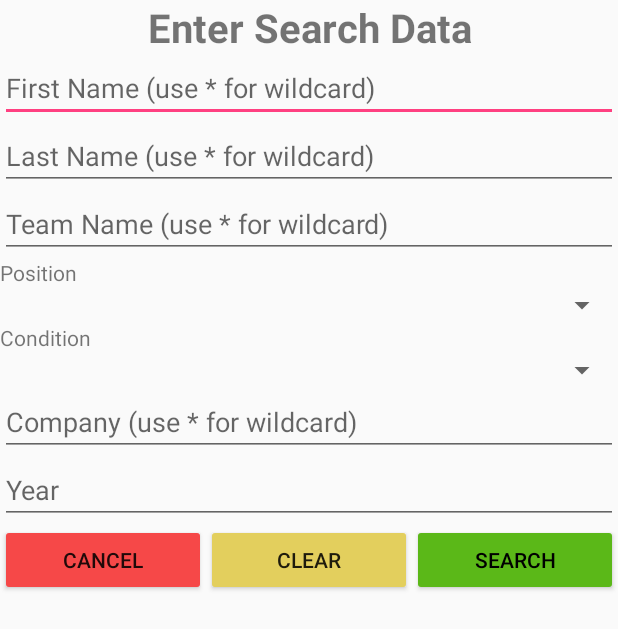
After one commit to mvlese/CardInventoryManager, an Android app: the layout search_dialog_layout.xml on its own in the app's theme, with its tools: preview values and no code run, on a phone screen of 412 x 824 dp. The commit adds this screen. Shown: the top 629 px of the screen. Run offline under Robolectric (Android 15) with nearby library versions, the phone set to English and light mode, and no system bars.

Commit message:
Added search dialog layout.

```diff
--- /dev/null
+++ b/src/main/res/layout/search_dialog_layout.xml
@@ -0,0 +1,96 @@
+<?xml version="1.0" encoding="utf-8"?>
+<RelativeLayout xmlns:android="http://schemas.android.com/apk/res/android"
+                android:layout_width="match_parent"
+                android:layout_height="match_parent">
+
+    <LinearLayout
+        android:layout_width="match_parent"
+        android:layout_height="match_parent"
+        android:orientation="vertical">
+        <TextView
+            android:layout_width="match_parent"
+            android:layout_height="wrap_content"
+            android:text="@string/search_header"
+            android:gravity="center"
+            android:textSize="12pt"
+            android:textStyle="bold"/>
+        <EditText
+            android:layout_width="fill_parent"
+            android:layout_height="wrap_content"
+            android:hint="@string/search_first_name_hint"
+            android:id="@+id/first_name_edit"/>
+        <EditText
+            android:layout_width="fill_parent"
+            android:layout_height="wrap_content"
+            android:hint="@string/search_last_name_hint"
+            android:id="@+id/last_name_edit"/>
+        <EditText
+            android:layout_width="fill_parent"
+            android:layout_height="wrap_content"
+            android:hint="@string/search_team_name_hint"
+            android:id="@+id/team_edit"/>
+        <TextView
+            android:layout_width="match_parent"
+            android:layout_height="wrap_content"
+            android:text="@string/position_hint"/>
+        <Spinner
+            android:layout_width="fill_parent"
+            android:layout_height="wrap_content"
+            android:hint="@string/position_hint"
+            android:id="@+id/position_spinner" />
+        <TextView
+            android:layout_width="match_parent"
+            android:layout_height="wrap_content"
+            android:text="@string/condition_hint"/>
+        <Spinner
+            android:layout_width="fill_parent"
+            android:layout_height="wrap_content"
+            android:hint="@string/condition_hint"
+            android:id="@+id/condition_spinner" />
+<!--        <EditText
+            android:layout_width="fill_parent"
+            android:layout_height="wrap_content"
+            android:hint="@string/value_hint"
+            android:inputType="numberDecimal"
+            android:id="@+id/value_edit"/> -->
+        <EditText
+            android:layout_width="fill_parent"
+            android:layout_height="wrap_content"
+            android:hint="@string/search_company_hint"
+            android:id="@+id/company_edit"/>
+        <EditText
+            android:layout_width="fill_parent"
+            android:layout_height="wrap_content"
+            android:hint="@string/year_hint"
+            android:inputType="number"
+            android:id="@+id/year_edit"/>
+        <LinearLayout
+            android:layout_width="match_parent"
+            android:layout_height="wrap_content"
+            android:orientation="horizontal"
+            android:gravity="center_horizontal">
+            <Button
+                android:layout_width="wrap_content"
+                android:layout_height="wrap_content"
+                android:layout_weight="1"
+                android:id="@+id/capture_cancel_button"
+                android:text="@string/cancel_button"
+                android:backgroundTint="#f64848"/>
+            <Button
+                android:layout_width="wrap_content"
+                android:layout_height="wrap_content"
+                android:layout_weight="1"
+                android:id="@+id/clear_button"
+                android:text="@string/clear"
+                android:backgroundTint="#e3cf5d"/>
+            <Button
+                android:layout_width="wrap_content"
+                android:layout_height="wrap_content"
+                android:layout_weight="1"
+                android:id="@+id/search_button"
+                android:text="@string/search_button"
+                android:textColor="@android:color/black"
+                android:backgroundTint="#5bb818"/>
+        </LinearLayout>
+    </LinearLayout>
+</RelativeLayout>
--- a/src/main/res/values/strings.xml
+++ b/src/main/res/values/strings.xml
@@ -18,11 +18,13 @@
     <string name="value_hint">Value</string>
     <string name="year_hint">Year</string>
     <string name="notes_hint">Notes</string>
-    <string name="capture_image_header">Enter the Card Data Below</string>
+    <string name="capture_image_header">Enter the Card Data</string>
+    <string name="search_header">Enter Search Data</string>
     <string name="cancel_button">Cancel</string>
     <string name="ok_button">OK</string>
     <string name="enter_notes_button">Notes...</string>
     <string name="save_button">Save</string>
+    <string name="search_button">Search</string>
     <string name="add_notes_title">Add Card Notes</string>
     <string name="add_notes_hints">Notes</string>
     <string name="extra_unique_id">net.leseonline.extra_unique_id</string>
@@ -48,4 +50,11 @@
     <string name="mine">yomomma</string>
 
     <string name="take_picture">Take Picture</string>
+
+    <string name="clear">Clear</string>
+    <string name="search_first_name_hint">First Name  (use * for wildcard)</string>
+    <string name="search_last_name_hint">Last Name  (use * for wildcard)</string>
+    <string name="search_team_name_hint">Team Name  (use * for wildcard)</string>
+    <string name="search_company_hint">Company  (use * for wildcard)</string>
+
 </resources>
```
